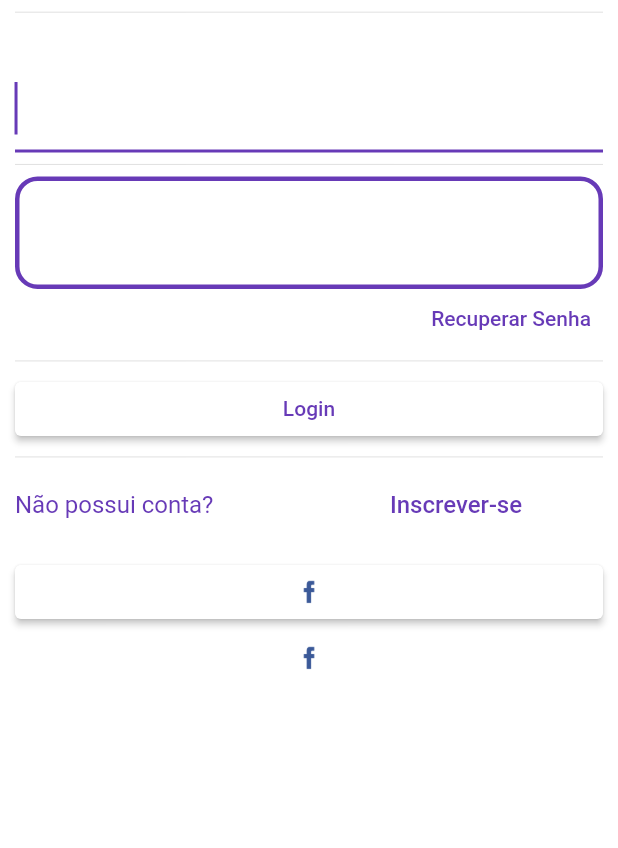
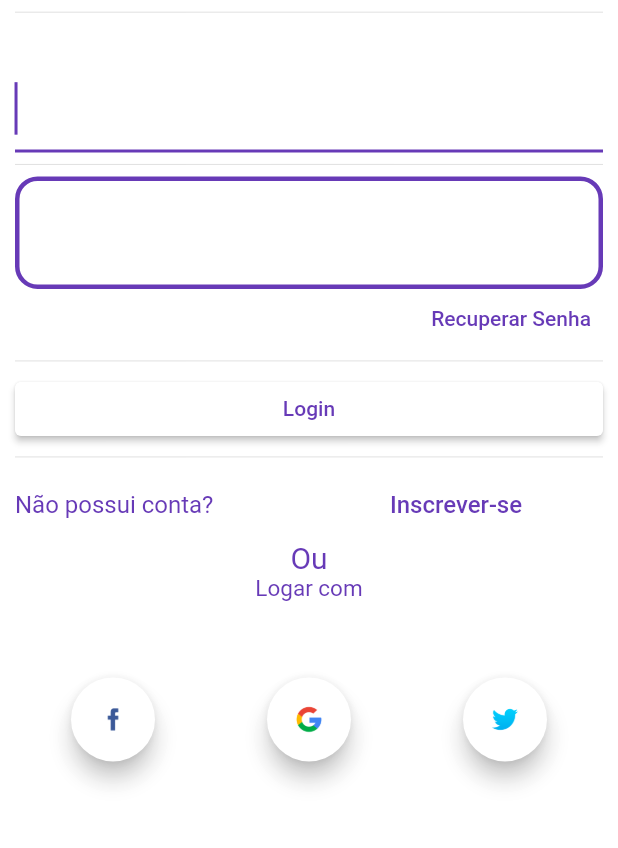
Before and after one commit to vgerminari98/EasyBike, a Flutter app: the LoginPage screen opened directly, on a phone screen of 412 x 824 dp, the part 323-1171 px from its top. Run offline on Flutter 3.47's test engine with Material 2 defaults, Android fonts, the phone set to English and light mode, and no system bars.

Commit message:
tela de login e Cadastro

```diff
--- a/lib/main.dart
+++ b/lib/main.dart
@@ -1,4 +1,5 @@
 import 'package:easy_byke/pages/login.page.dart';
+import 'package:easy_byke/pages/cadastro.page.dart';
 import 'package:flutter/material.dart';
 
 void main() => runApp(MyApp());
@@ -9,7 +10,7 @@ class MyApp extends StatelessWidget{
     return MaterialApp(
       title: 'Easy Bike',
       theme: ThemeData(primarySwatch: Colors.deepPurple),
-      home: LoginPage(),
+      home: cadastroPage(),
     );
   }
 }
--- a/lib/pages/login.page.dart
+++ b/lib/pages/login.page.dart
@@ -103,35 +103,66 @@ class _LoginPageState extends State<LoginPage> {
                         ),
                       ],
                     ),
-                    SizedBox(
-                      height: 10,
+                    const Text(
+                      'Ou',
+                      textAlign: TextAlign.center,
+                      style: TextStyle(color: Colors.deepPurple, fontSize: 20),
                     ),
-                    Container(
-                      child: ButtonTheme(
-                        child: ElevatedButton(
-                          style: ElevatedButton.styleFrom(
-                            primary: Colors.white,
+                    const Text(
+                      'Logar com',
+                      textAlign: TextAlign.center,
+                      style: TextStyle(color: Colors.deepPurple, fontSize: 15),
                     ),
-                          onPressed: () => {debugPrint('Pressionando')},
+                    SizedBox(height: 50),
+                    Row(children: <Widget>[
+                      Expanded(
+                        child: Container(
+                          child: FloatingActionButton(
+                            onPressed: () {
+                              // Add your onPressed code here!
+                            },
                             child: Image.asset(
                               'assets/images/fb-icon.png',
                               height: 20,
                               width: 20,
                               alignment: Alignment.topLeft,
                             ),
+                            backgroundColor: Colors.white,
                           ),
                         ),
                       ),
-                    SizedBox(
-                      height: 10,
-                    ),
-                    Column(children: <Widget>[
-                      Image.asset(
-                        'assets/images/fb-icon.png',
+                      Expanded(
+                        child: Container(
+                          child: FloatingActionButton(
+                            onPressed: () {
+                              // Add your onPressed code here!
+                            },
+                            child: Image.asset(
+                              'assets/images/g-icon.png',
                               height: 20,
                               width: 20,
                               alignment: Alignment.topLeft,
                             ),
+                            backgroundColor: Colors.white,
+                          ),
+                        ),
+                      ),
+                      Expanded(
+                        child: Container(
+                          child: FloatingActionButton(
+                            onPressed: () {
+                              // Add your onPressed code here!
+                            },
+                            child: Image.asset(
+                              'assets/images/tw-icon.png',
+                              height: 20,
+                              width: 20,
+                              alignment: Alignment.topLeft,
+                            ),
+                            backgroundColor: Colors.white,
+                          ),
+                        ),
+                      )
                     ]),
                   ],
                 ),
--- a/pubspec.yaml
+++ b/pubspec.yaml
@@ -30,6 +30,7 @@ flutter:
     - assets/images/g-icon.png
     - assets/images/tw-icon.png
     - assets/images/LOGO.png
+    - assets/images/user.png
 
 fonts:
   - family: VALORANT
```
Also changed, not shown: lib/pages/cadastro.page.dart (added, +32 -0 lines), assets/images/user.png (added). Lines whose indentation alone changed are shown as unchanged.
